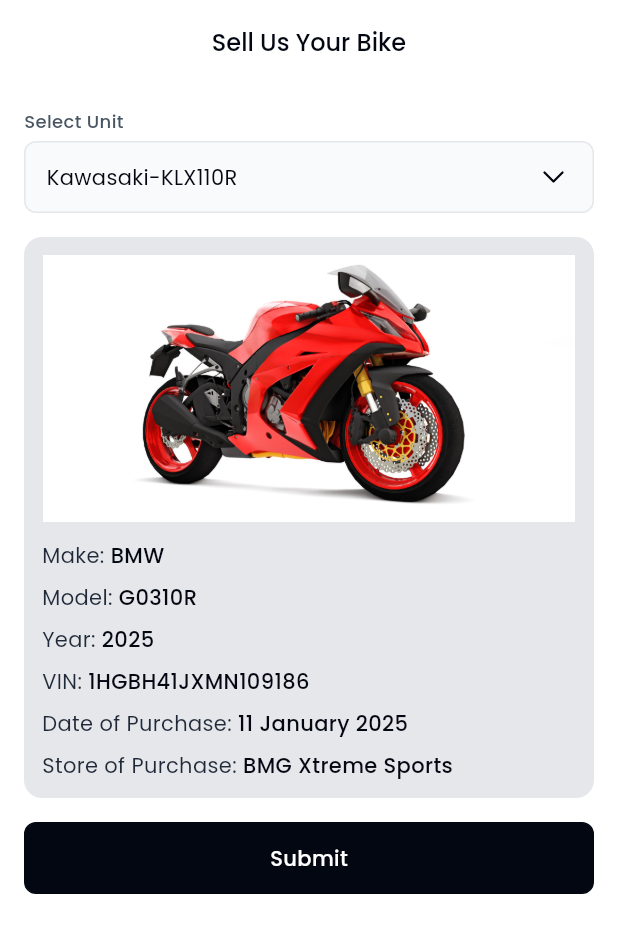
After one commit to Zimmer550i/j4corp, a Flutter app: the Sell screen opened directly, after a tap on "Select One", after a tap on "Kawasaki-KLX110R", on a phone screen of 412 x 824 dp. The commit adds this screen. Shown: the top 933 px of the screen. Run offline on Flutter 3.47's test engine with Material 3 defaults, Android fonts, the phone set to English and light mode, and no system bars; our stand-ins replace cached_network_image, flutter_svg, get, image_cropper, image_picker, pinput and 1 more; accounts and stored records are empty.

Commit message:
add: onboarding and 2 screens of base app

```diff
--- a/lib/views/base/custom_date_picker.dart
+++ b/lib/views/base/custom_date_picker.dart
@@ -50,7 +50,7 @@ class _CustomDatePickerState extends State<CustomDatePicker> {
             height: 46,
             padding: EdgeInsets.symmetric(horizontal: 14),
             decoration: BoxDecoration(
-              color: AppColors.gray[50],
+              color: AppColors.gray[25],
               border: Border.all(color: AppColors.gray.shade100),
               borderRadius: BorderRadius.circular(10),
               boxShadow: [
--- a/lib/views/base/custom_drop_down.dart
+++ b/lib/views/base/custom_drop_down.dart
@@ -8,6 +8,7 @@ class CustomDropDown extends StatefulWidget {
   final int? initialPick;
   final String? hintText;
   final List<String> options;
+  final List<String>? address;
   final double height;
   final double? width;
   final double radius;
@@ -18,6 +19,7 @@ class CustomDropDown extends StatefulWidget {
     this.initialPick,
     this.hintText,
     required this.options,
+    this.address,
     this.onChanged,
     this.radius = 8,
     this.height = 46,
@@ -35,7 +37,7 @@ class _CustomDropDownState extends State<CustomDropDown> {
   final double iconSize = 24;
   final double borderWidth = 0.5;
 
-  final Color backgroundColor = AppColors.gray[50]!;
+  final Color backgroundColor = AppColors.gray[25]!;
   final Color borderColorExpanded = AppColors.gray.shade900;
   final Color borderColorCollapsed = AppColors.gray.shade100;
   final Color hintTextColor = AppColors.gray.shade300;
@@ -65,7 +67,7 @@ class _CustomDropDownState extends State<CustomDropDown> {
             padding: EdgeInsets.only(bottom: verticalSpacing),
             child: Text(
               widget.title!,
-              style: AppTexts.txsm.copyWith(color: hintTextColor),
+              style: AppTexts.txsm.copyWith(color: dividerColor),
             ),
           ),
 
@@ -135,9 +137,9 @@ class _CustomDropDownState extends State<CustomDropDown> {
                                   });
                                 },
                                 child: Container(
-                                  height: widget.height,
                                   padding: EdgeInsets.symmetric(
                                     horizontal: horizontalPadding,
+                                    vertical: horizontalPadding,
                                   ),
                                   decoration: BoxDecoration(
                                     border: Border(
@@ -147,9 +149,33 @@ class _CustomDropDownState extends State<CustomDropDown> {
                                       ),
                                     ),
                                   ),
-                                  child: Align(
-                                    alignment: Alignment.centerLeft,
-                                    child: Text(e, style: AppTexts.tsmr),
+                                  child: Column(
+                                    mainAxisAlignment: MainAxisAlignment.center,
+                                    crossAxisAlignment:
+                                        CrossAxisAlignment.start,
+                                    children: [
+                                      SizedBox(
+                                        width: double.infinity,
+                                        child: Text(e, style: AppTexts.tsmr),
+                                      ),
+                                      if (widget.address != null)
+                                        Row(
+                                          spacing: 4,
+                                          children: [
+                                            CustomSvg(
+                                              asset: "assets/icons/pin.svg",
+                                            ),
+                                            Text(
+                                              widget.address!.elementAt(
+                                                widget.options.indexOf(e),
+                                              ),
+                                              style: AppTexts.txsr.copyWith(
+                                                color: AppColors.gray.shade600,
+                                              ),
+                                            ),
+                                          ],
+                                        ),
+                                    ],
                                   ),
                                 ),
                               );
--- /dev/null
+++ b/lib/views/base/vehicle_card.dart
@@ -0,0 +1,134 @@
+import 'package:flutter/material.dart';
+import 'package:j4corp/utils/app_colors.dart';
+import 'package:j4corp/utils/app_texts.dart';
+
+class VehicleCard extends StatelessWidget {
+  const VehicleCard({super.key});
+
+  @override
+  Widget build(BuildContext context) {
+    return Container(
+      padding: EdgeInsets.all(12),
+      decoration: BoxDecoration(
+        color: AppColors.gray.shade100,
+        borderRadius: BorderRadius.circular(12),
+      ),
+      child: Column(
+        spacing: 12,
+        children: [
+          AspectRatio(
+            aspectRatio: 2,
+            child: Image.asset("assets/images/bike.jpg"),
+          ),
+          Column(
+            spacing: 8,
+            children: [
+              Row(
+                spacing: 4,
+                children: [
+                  Text(
+                    "Make:",
+                    style: AppTexts.tsmr.copyWith(
+                      color: AppColors.gray.shade700,
+                    ),
+                  ),
+                  Text(
+                    "BMW",
+                    style: AppTexts.tsmm.copyWith(
+                      color: AppColors.gray.shade900,
+                    ),
+                  ),
+                ],
+              ),
+              Row(
+                spacing: 4,
+                children: [
+                  Text(
+                    "Model:",
+                    style: AppTexts.tsmr.copyWith(
+                      color: AppColors.gray.shade700,
+                    ),
+                  ),
+                  Text(
+                    "G0310R",
+                    style: AppTexts.tsmm.copyWith(
+                      color: AppColors.gray.shade900,
+                    ),
+                  ),
+                ],
+              ),
+              Row(
+                spacing: 4,
+                children: [
+                  Text(
+                    "Year:",
+                    style: AppTexts.tsmr.copyWith(
+                      color: AppColors.gray.shade700,
+                    ),
+                  ),
+                  Text(
+                    "2025",
+                    style: AppTexts.tsmm.copyWith(
+                      color: AppColors.gray.shade900,
+                    ),
+                  ),
+                ],
+              ),
+              Row(
+                spacing: 4,
+                children: [
+                  Text(
+                    "VIN:",
+                    style: AppTexts.tsmr.copyWith(
+                      color: AppColors.gray.shade700,
+                    ),
+                  ),
+                  Text(
+                    "1HGBH41JXMN109186",
+                    style: AppTexts.tsmm.copyWith(
+                      color: AppColors.gray.shade900,
+                    ),
+                  ),
+                ],
+              ),
+              Row(
+                spacing: 4,
+                children: [
+                  Text(
+                    "Date of Purchase:",
+                    style: AppTexts.tsmr.copyWith(
+                      color: AppColors.gray.shade700,
+                    ),
+                  ),
+                  Text(
+                    "11 January 2025",
+                    style: AppTexts.tsmm.copyWith(
+                      color: AppColors.gray.shade900,
+                    ),
+                  ),
+                ],
+              ),
+              Row(
+                spacing: 4,
+                children: [
+                  Text(
+                    "Store of Purchase:",
+                    style: AppTexts.tsmr.copyWith(
+                      color: AppColors.gray.shade700,
+                    ),
+                  ),
+                  Text(
+                    "BMG Xtreme Sports",
+                    style: AppTexts.tsmm.copyWith(
+                      color: AppColors.gray.shade900,
+                    ),
+                  ),
+                ],
+              ),
+            ],
+          ),
+        ],
+      ),
+    );
+  }
+}
--- a/lib/views/screens/auth/login.dart
+++ b/lib/views/screens/auth/login.dart
@@ -7,6 +7,7 @@ import 'package:j4corp/utils/app_texts.dart';
 import 'package:j4corp/utils/custom_svg.dart';
 import 'package:j4corp/views/base/custom_button.dart';
 import 'package:j4corp/views/base/custom_text_field.dart';
+import 'package:j4corp/views/screens/app.dart';
 import 'package:j4corp/views/screens/auth/forgot_password.dart';
 import 'package:j4corp/views/screens/auth/signup.dart';
 
@@ -20,7 +21,9 @@ class Login extends StatefulWidget {
 class _LoginState extends State<Login> {
   bool rememberMe = false;
 
-  void onSubmit() async {}
+  void onSubmit() async {
+    Get.offAll(() => App(), routeName: "/app");
+  }
 
   @override
   Widget build(BuildContext context) {
--- a/lib/views/screens/auth/verification.dart
+++ b/lib/views/screens/auth/verification.dart
@@ -5,7 +5,7 @@ import 'package:j4corp/utils/app_colors.dart';
 import 'package:j4corp/utils/app_texts.dart';
 import 'package:j4corp/utils/custom_svg.dart';
 import 'package:j4corp/views/base/custom_button.dart';
-import 'package:j4corp/views/screens/auth/login.dart';
+import 'package:j4corp/views/screens/auth/onboarding.dart';
 import 'package:j4corp/views/screens/auth/reset_password.dart';
 import 'package:pinput/pinput.dart';
 
@@ -24,7 +24,7 @@ class _VerificationState extends State<Verification> {
     if (widget.isResettingPassword) {
       Get.to(() => ResetPassword());
     } else {
-      Get.offAll(() => Login());
+      Get.offAll(() => Onboarding());
     }
   }
 
--- /dev/null
+++ b/lib/views/screens/sell.dart
@@ -0,0 +1,52 @@
+import 'package:flutter/material.dart';
+import 'package:j4corp/views/base/custom_app_bar.dart';
+import 'package:j4corp/views/base/custom_button.dart';
+import 'package:j4corp/views/base/custom_drop_down.dart';
+import 'package:j4corp/views/base/vehicle_card.dart';
+
+class Sell extends StatefulWidget {
+  const Sell({super.key});
+
+  @override
+  State<Sell> createState() => _SellState();
+}
+
+class _SellState extends State<Sell> {
+  String? selected;
+
+  @override
+  Widget build(BuildContext context) {
+    return Scaffold(
+      appBar: CustomAppBar(title: "Sell Us Your Bike", hasLeading: false),
+      body: Align(
+        alignment: Alignment.topCenter,
+        child: SingleChildScrollView(
+          child: Padding(
+            padding: EdgeInsets.symmetric(horizontal: 16),
+            child: Column(
+              spacing: 16,
+              children: [
+                const SizedBox(),
+                CustomDropDown(
+                  onChanged: (val) {
+                    setState(() {
+                      selected = val;
+                    });
+                  },
+                  options: [
+                    "Kawasaki-KLX110R",
+                    "Kawasaki-KLX110R",
+                    "Kawasaki-KLX110R",
+                  ],
+                  title: "Select Unit",
+                ),
+                if (selected != null) VehicleCard(),
+                if (selected != null) CustomButton(text: "Submit"),
+              ],
+            ),
+          ),
+        ),
+      ),
+    );
+  }
+}
```
Also changed, not shown: lib/views/base/image_picker_widget.dart (added, +69 -0 lines), lib/views/screens/app.dart (added, +38 -0 lines), lib/views/screens/auth/onboarding.dart (added, +178 -0 lines), lib/views/screens/auth/signup.dart (+9 -6 lines), lib/views/screens/services.dart (added, +125 -0 lines), assets/icons/camera.svg (added), assets/icons/pin.svg (added), assets/icons/radio.svg (added), assets/icons/radio_selected.svg (added), assets/icons/upload.svg (added), assets/images/bike.jpg (added).
